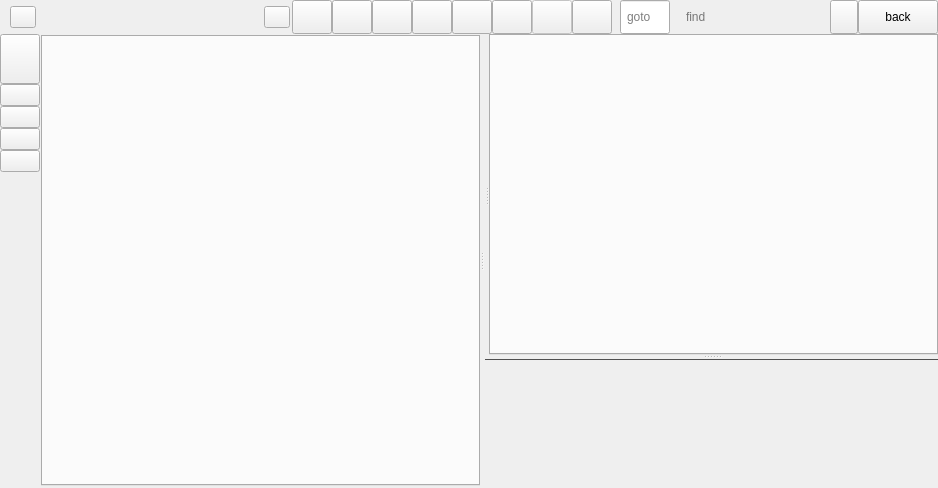
Old version of the form scope/scope.ui in the repository rkyleg/scope.
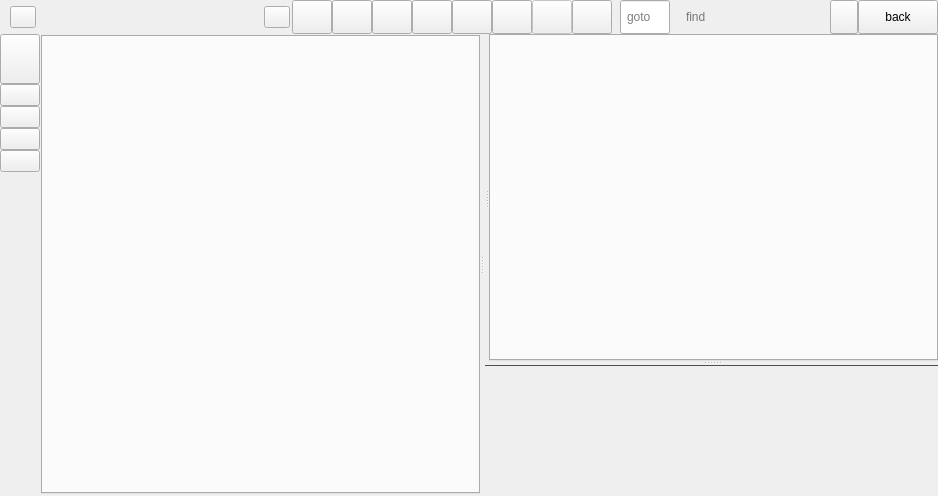
New version of the form. Icons and pictures are not drawn.

Commit message: right plugin expand shortcut changed from F7 to F9 view home shortcut changed from F9 to F8 webview - fixed link issue on Windows output - fixed save bug for when no filename

Diff of the .ui file:
```diff
--- a/scope/scope.ui
+++ b/scope/scope.ui
@@ -7,7 +7,7 @@
     <x>0</x>
     <y>0</y>
     <width>938</width>
-    <height>488</height>
+    <height>496</height>
    </rect>
   </property>
   <property name="windowTitle">
```
Left out of the diff: 2 changed lines with no effect on the pictures. The commit also changes 6 other files.
